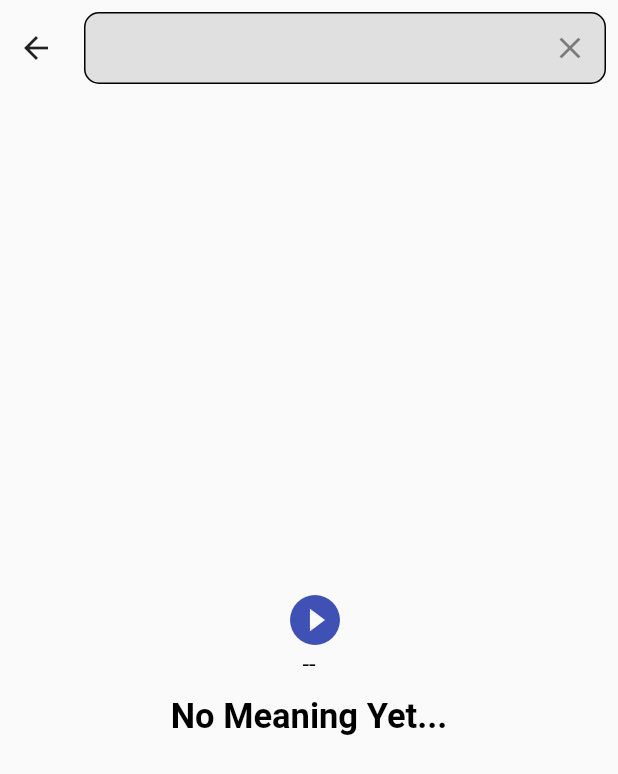
After one commit to Abdusamad98/pdp_lessons, a Flutter app: the screen it shows after launch, after a tap on "Definition", on a phone screen of 412 x 824 dp. The commit adds this screen. Shown: the top 774 px of the screen. Run offline on Flutter 3.47's test engine with Material 2 defaults, Android fonts, the phone set to English and light mode, and no system bars; our stand-ins replace audioplayers, dio.

Commit message:
first lesson code

```diff
--- /dev/null
+++ b/lib/ui/definition_screen.dart
@@ -0,0 +1,132 @@
+import 'package:audioplayers/audioplayers.dart';
+import 'package:dio/dio.dart';
+import 'package:flutter/material.dart';
+import 'package:pdp_lessons/utils/utils.dart';
+
+class DefinitionScreen extends StatefulWidget {
+  const DefinitionScreen({Key? key}) : super(key: key);
+
+  @override
+  State<DefinitionScreen> createState() => _DefinitionScreenState();
+}
+
+class _DefinitionScreenState extends State<DefinitionScreen> {
+  final FocusNode focusNode = FocusNode();
+  final TextEditingController controller = TextEditingController();
+  String definitionText = "No Meaning Yet...";
+  String trancriptionOfTheWord = "--";
+  String audioUrl = "";
+
+  bool isLoading = false;
+
+  @override
+  Widget build(BuildContext context) {
+    return Scaffold(
+      body: SafeArea(
+        child: Column(
+          children: [
+            Row(
+              children: [
+                IconButton(
+                    onPressed: () {
+                      Navigator.pop(context);
+                    },
+                    icon: Icon(Icons.arrow_back)),
+                Expanded(
+                  child: Container(
+                    margin: EdgeInsets.all(8),
+                    child: TextField(
+                      controller: controller,
+                      focusNode: focusNode,
+                      cursorColor: Colors.black,
+                      onSubmitted: (word) async {
+                        if (word.isNotEmpty) {
+                          setState(() {
+                            isLoading = true;
+                          });
+                          Response response = await getDefinitionOfWord(word);
+                          print("DEFINITION: ${response.data}");
+                          audioUrl = response.data[0]["phonetics"][0]["audio"];
+                          setState(() {
+                            isLoading = false;
+                            definitionText = response.data[0]["meanings"][0]
+                                ["definitions"][0]["definition"];
+                            trancriptionOfTheWord =
+                                response.data[0]["phonetic"];
+                          });
+                        }
+                      },
+                      style: TextStyle(
+                        color: Colors.black,
+                        fontWeight: FontWeight.w600,
+                        fontSize: 18,
+                      ),
+                      decoration: getMyDecoration(() {
+                        setState(() {
+                          focusNode.unfocus();
+                          controller.clear();
+                          definitionText = "No Meaning Yet...";
+                          trancriptionOfTheWord = "--";
+                        });
+                      }),
+                    ),
+                  ),
+                ),
+              ],
+            ),
+            Expanded(
+                child: Center(
+                    child: isLoading
+                        ? CircularProgressIndicator()
+                        : Column(
+                            mainAxisAlignment: MainAxisAlignment.center,
+                            children: [
+                              IconButton(
+                                  onPressed: () {
+                                    if (audioUrl.isNotEmpty) {
+                                      playSound(audioUrl);
+                                    }
+                                  },
+                                  icon: Icon(
+                                    Icons.play_circle_filled_outlined,
+                                    color: Colors.indigo,
+                                    size: 40,
+                                  )),
+                              Text(
+                                trancriptionOfTheWord,
+                                style: TextStyle(
+                                    fontSize: 16,
+                                    color: Colors.black,
+                                    fontWeight: FontWeight.w400),
+                              ),
+                              Padding(
+                                padding: const EdgeInsets.all(12),
+                                child: Text(
+                                  definitionText,
+                                  style: TextStyle(
+                                      fontSize: 23,
+                                      color: Colors.black,
+                                      fontWeight: FontWeight.w700),
+                                ),
+                              ),
+                            ],
+                          )))
+          ],
+        ),
+      ),
+    );
+  }
+
+  Future<Response> getDefinitionOfWord(String word) async {
+    Dio dio = Dio();
+    final Response response =
+        await dio.get("https://api.dictionaryapi.dev/api/v2/entries/en/$word");
+    return response;
+  }
+
+  playSound(String url) async {
+    AudioPlayer player = AudioPlayer();
+    player.setSourceUrl(url);
+    player.play(UrlSource(url));
+  }
+}
--- a/lib/ui/dictionary_screen.dart
+++ b/lib/ui/dictionary_screen.dart
@@ -1,6 +1,7 @@
 import 'package:flutter/material.dart';
 import 'package:pdp_lessons/data/words_list.dart';
 import 'package:pdp_lessons/models/dictionary_model.dart';
+import 'package:pdp_lessons/ui/definition_screen.dart';
 import 'package:pdp_lessons/ui/word_detail_screen.dart';
 import 'package:pdp_lessons/widgets/word_item_view.dart';
 
@@ -100,7 +101,13 @@ class _EngUzbScreenState extends State<EngUzbScreen> {
               ),
             ],
           ),
-    ));
+        ),
+      floatingActionButton: ElevatedButton(onPressed: (){
+        Navigator.push(context, MaterialPageRoute(builder: (context){
+          return DefinitionScreen();
+        }));
+      },child: Text("Definition"),),
+       );
   }
 
   loadWords() {
--- a/pubspec.yaml
+++ b/pubspec.yaml
@@ -18,6 +18,8 @@ dependencies:
   # The following adds the Cupertino Icons font to your application.
   # Use with the CupertinoIcons class for iOS style icons.
   cupertino_icons: ^1.0.2
+  dio: ^5.1.1
+  audioplayers: ^4.0.1
 
 dev_dependencies:
   flutter_test:
```
Also changed, not shown: pubspec.lock. Lines whose indentation alone changed are shown as unchanged.
